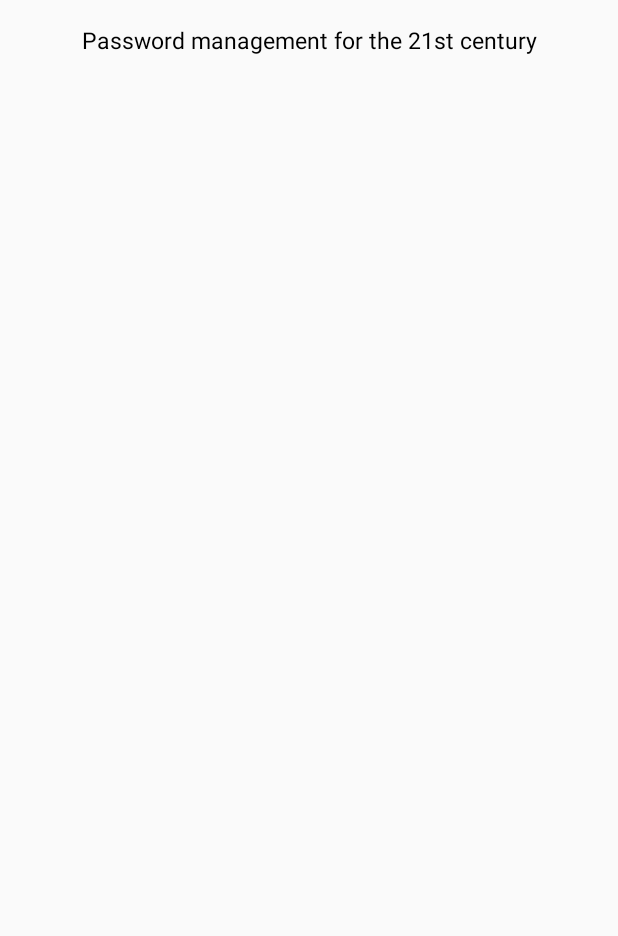
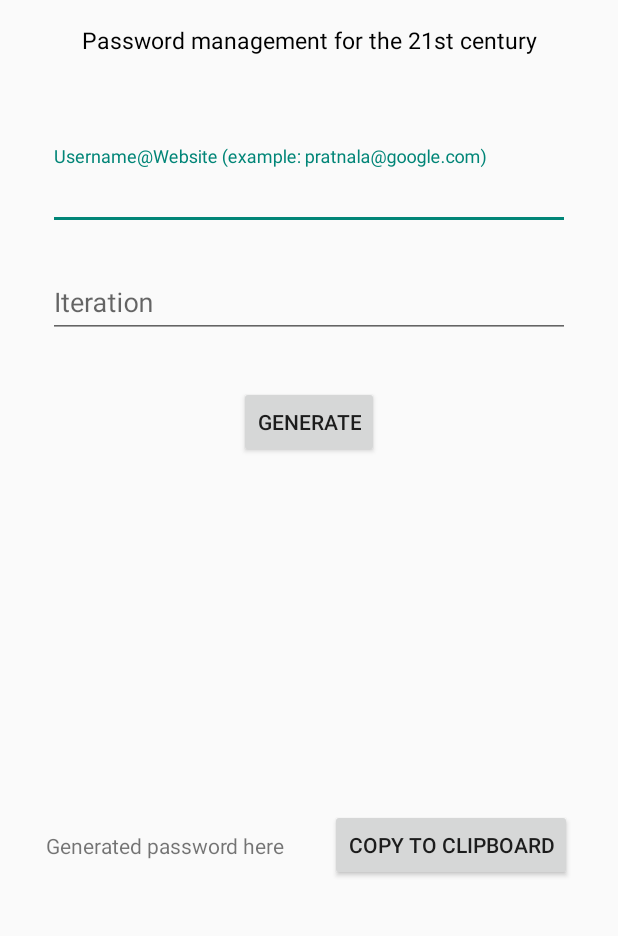
Before and after one commit to nirvanapass/nirvanapass, an Android app: the PasswordActivity screen opened directly, with no data from a screen before it, on a phone screen of 412 x 824 dp, the part 123-1059 px from its top. Run offline under Robolectric (Android 15) with nearby library versions, the phone set to English and light mode, and no system bars.

Commit message:
Basic layout of the password generation screen

```diff
--- a/android/NirvanaPass/app/src/main/java/com/nirvanapass/LoginActivity.java
+++ b/android/NirvanaPass/app/src/main/java/com/nirvanapass/LoginActivity.java
@@ -1,6 +1,7 @@
 package com.nirvanapass;
 
 import android.content.Context;
+import android.content.Intent;
 import android.content.SharedPreferences;
 import android.os.Bundle;
 import android.support.v7.app.AppCompatActivity;
@@ -50,6 +51,9 @@ public class LoginActivity extends AppCompatActivity {
             userSessionEditor.putString("name", loginNameEditText.getText().toString());
             userSessionEditor.putString("hash", hash);
             userSessionEditor.apply();
+
+            Intent intent = new Intent(this, PasswordActivity.class);
+            startActivity(intent);
         } catch (GeneralSecurityException e) {
             e.printStackTrace();
         }
--- a/android/NirvanaPass/app/src/main/java/com/nirvanapass/PasswordActivity.java
+++ b/android/NirvanaPass/app/src/main/java/com/nirvanapass/PasswordActivity.java
@@ -1,7 +1,7 @@
 package com.nirvanapass;
 
+import android.os.Bundle;
 import android.support.v7.app.AppCompatActivity;
-import android.os.Bundle;
 
 public class PasswordActivity extends AppCompatActivity {
 
--- a/android/NirvanaPass/app/src/main/res/layout/login_activity_layout.xml
+++ b/android/NirvanaPass/app/src/main/res/layout/login_activity_layout.xml
@@ -33,6 +33,7 @@
                 android:hint="@string/loginName"
                 android:imeOptions="actionNext"
                 android:inputType="text" />
+
         </android.support.design.widget.TextInputLayout>
 
         <android.support.design.widget.TextInputLayout
@@ -48,6 +49,7 @@
                 android:hint="@string/loginPassword"
                 android:imeOptions="actionDone"
                 android:inputType="textPassword" />
+
         </android.support.design.widget.TextInputLayout>
 
         <Button
@@ -58,5 +60,7 @@
             android:layout_margin="@dimen/componentMargin"
             android:onClick="onClickLoginSubmitButton"
             android:text="@string/loginSubmit" />
+
     </LinearLayout>
+
 </LinearLayout>
--- a/android/NirvanaPass/app/src/main/res/layout/password_activity_layout.xml
+++ b/android/NirvanaPass/app/src/main/res/layout/password_activity_layout.xml
@@ -1,15 +1,103 @@
 <?xml version="1.0" encoding="utf-8"?>
-<LinearLayout xmlns:android="http://schemas.android.com/apk/res/android"
+<TabHost xmlns:android="http://schemas.android.com/apk/res/android"
     xmlns:tools="http://schemas.android.com/tools"
-    android:id="@id/passwordHomeLayout"
+    android:id="@id/passwordHolderLayout"
     android:layout_width="match_parent"
     android:layout_height="match_parent"
-    android:orientation="vertical"
     android:paddingBottom="@dimen/activityVerticalMargin"
     android:paddingLeft="@dimen/activityHorizontalMargin"
     android:paddingRight="@dimen/activityHorizontalMargin"
     android:paddingTop="@dimen/activityVerticalMargin"
     tools:context="com.nirvanapass.PasswordActivity">
 
-    <include layout="@layout/header_layout" />
-</LinearLayout>
+    <LinearLayout
+        android:id="@id/passwordHomeLayout"
+        android:layout_width="match_parent"
+        android:layout_height="match_parent"
+        android:orientation="vertical">
+
+        <include layout="@layout/header_layout" />
+
+        <Space
+            android:layout_width="wrap_content"
+            android:layout_height="60dp" />
+
+        <android.support.design.widget.TextInputLayout
+            android:id="@id/passwordWebsiteLayout"
+            android:layout_width="match_parent"
+            android:layout_height="wrap_content">
+
+            <EditText
+                android:id="@id/passwordWebsiteEditText"
+                android:layout_width="match_parent"
+                android:layout_height="match_parent"
+                android:layout_margin="@dimen/componentMargin"
+                android:hint="@string/passwordWebsite"
+                android:imeOptions="actionNext"
+                android:inputType="text" />
+
+        </android.support.design.widget.TextInputLayout>
+
+        <android.support.design.widget.TextInputLayout
+            android:id="@id/passwordIterationLayout"
+            android:layout_width="match_parent"
+            android:layout_height="wrap_content">
+
+            <EditText
+                android:id="@id/passwordIterationEditText"
+                android:layout_width="match_parent"
+                android:layout_height="match_parent"
+                android:layout_margin="@dimen/componentMargin"
+                android:hint="@string/passwordIteration"
+                android:imeOptions="actionGo"
+                android:inputType="number" />
+
+        </android.support.design.widget.TextInputLayout>
+
+        <Button
+            android:id="@id/passwordSubmitButton"
+            android:layout_width="wrap_content"
+            android:layout_height="wrap_content"
+            android:layout_gravity="center"
+            android:layout_margin="@dimen/componentMargin"
+            android:text="@string/passwordSubmit" />
+
+        <TabWidget
+            android:layout_width="match_parent"
+            android:layout_height="50dp"
+            android:layout_gravity="bottom" />
+
+        <Space
+            android:layout_width="wrap_content"
+            android:layout_height="30dp" />
+
+        <LinearLayout
+            android:id="@id/passwordGenerateLayout"
+            android:layout_width="match_parent"
+            android:layout_height="match_parent"
+            android:gravity="center"
+            android:orientation="horizontal">
+
+            <TextView
+                android:id="@id/passwordGenerateTextView"
+                android:layout_width="wrap_content"
+                android:layout_height="match_parent"
+                android:gravity="center"
+                android:text="@string/passwordGeneratePlaceholder" />
+
+            <Space
+                android:layout_width="30dp"
+                android:layout_height="wrap_content"
+                android:layout_gravity="center" />
+
+            <Button
+                android:id="@id/passwordCopyButton"
+                android:layout_width="wrap_content"
+                android:layout_height="wrap_content"
+                android:text="@string/passwordCopy" />
+
+        </LinearLayout>
+
+    </LinearLayout>
+
+</TabHost>
--- a/android/NirvanaPass/app/src/main/res/values/ids.xml
+++ b/android/NirvanaPass/app/src/main/res/values/ids.xml
@@ -12,5 +12,14 @@
     <item name="loginPasswordEditText" type="id" />
     <item name="loginSubmitButton" type="id" />
 
+    <item name="passwordHolderLayout" type="id" />
     <item name="passwordHomeLayout" type="id" />
+    <item name="passwordWebsiteLayout" type="id" />
+    <item name="passwordWebsiteEditText" type="id" />
+    <item name="passwordIterationLayout" type="id" />
+    <item name="passwordIterationEditText" type="id" />
+    <item name="passwordSubmitButton" type="id" />
+    <item name="passwordGenerateLayout" type="id" />
+    <item name="passwordGenerateTextView" type="id" />
+    <item name="passwordCopyButton" type="id" />
 </resources>
--- a/android/NirvanaPass/app/src/main/res/values/strings.xml
+++ b/android/NirvanaPass/app/src/main/res/values/strings.xml
@@ -1,7 +1,14 @@
 <resources>
     <string name="appName">NirvanaPass</string>
     <string name="slogan">Password management for the 21st century</string>
+
     <string name="loginName">Name</string>
     <string name="loginPassword">Password</string>
     <string name="loginSubmit">Go</string>
+
+    <string name="passwordWebsite">Username@Website (example: pratnala@google.com)</string>
+    <string name="passwordIteration">Iteration</string>
+    <string name="passwordSubmit">Generate</string>
+    <string name="passwordCopy">Copy to clipboard</string>
+    <string name="passwordGeneratePlaceholder">Generated password here</string>
 </resources>
```
